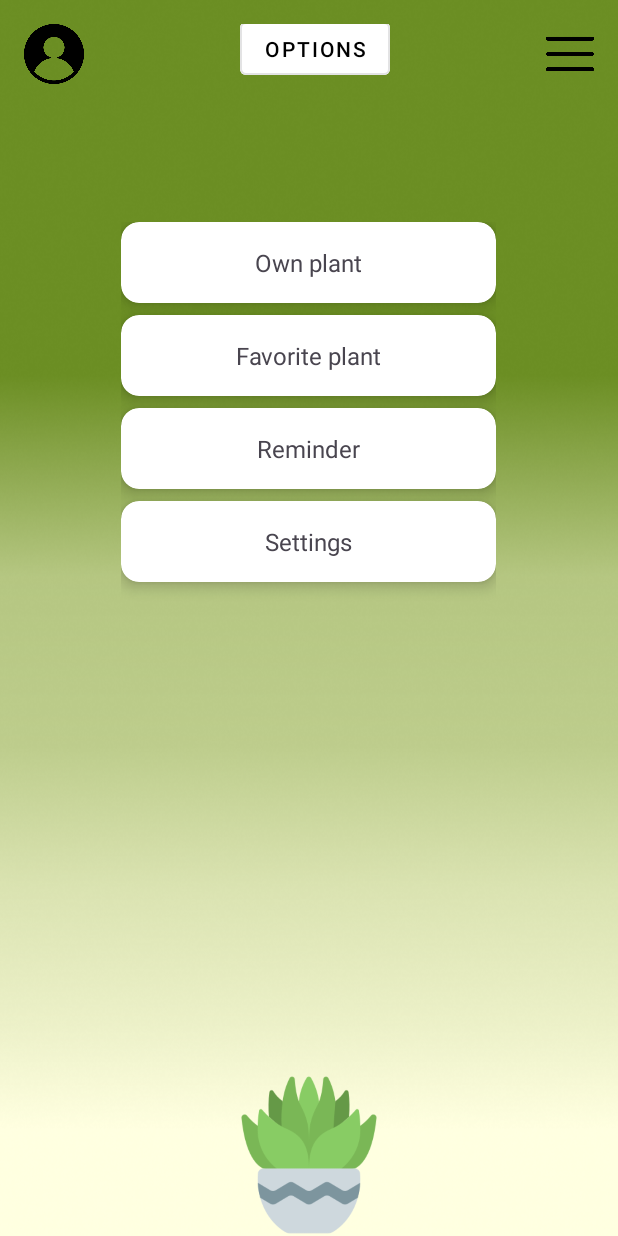
After one commit to Jani1125/PlantCare, an Android app: the layout option.xml on its own in the app's theme, with its tools: preview values and no code run, on a phone screen of 412 x 824 dp. The commit adds this screen. Run offline under Robolectric (Android 15) with nearby library versions, the phone set to English and light mode, and no system bars.

Commit message:
Own plant+Fav plant+Reminder+Options ablakok megvalósítása

```diff
--- a/app/src/main/res/layout/activity_main.xml
+++ b/app/src/main/res/layout/activity_main.xml
@@ -13,6 +13,7 @@
         android:text="Hello World!"
         app:layout_constraintBottom_toBottomOf="parent"
         app:layout_constraintEnd_toEndOf="parent"
+        app:layout_constraintHorizontal_bias="0.44"
         app:layout_constraintStart_toStartOf="parent"
         app:layout_constraintTop_toTopOf="parent" />
 
--- /dev/null
+++ b/app/src/main/res/layout/option.xml
@@ -0,0 +1,182 @@
+<?xml version="1.0" encoding="utf-8"?>
+<androidx.constraintlayout.widget.ConstraintLayout xmlns:android="http://schemas.android.com/apk/res/android"
+    xmlns:app="http://schemas.android.com/apk/res-auto"
+    xmlns:tools="http://schemas.android.com/tools"
+    android:layout_width="match_parent"
+    android:layout_height="match_parent"
+    android:background="@drawable/mainpic"
+    tools:ignore="ExtraText">
+    <!-- Fragment konténer -->
+
+
+    <!-- Fejléc -->
+
+    <!-- Menü opciók CardView-ban -->
+
+    <!-- Alsó növény illusztráció -->
+
+    <FrameLayout
+        android:id="@+id/fragment_container"
+        android:layout_width="match_parent"
+        android:layout_height="0dp"
+        app:layout_constraintBottom_toBottomOf="parent"
+        app:layout_constraintTop_toBottomOf="@id/menu_container"
+        app:layout_constraintVertical_bias="0.0"
+        tools:layout_editor_absoluteX="0dp" />
+
+    <androidx.constraintlayout.widget.ConstraintLayout
+        android:id="@+id/header"
+        android:layout_width="match_parent"
+        android:layout_height="wrap_content"
+        android:padding="16dp"
+        tools:layout_editor_absoluteX="0dp"
+        tools:layout_editor_absoluteY="31dp"
+        tools:ignore="MissingConstraints">
+
+        <ImageView
+            android:id="@+id/profile_image"
+            android:layout_width="40dp"
+            android:layout_height="40dp"
+            android:contentDescription="TODO"
+            android:scaleType="centerCrop"
+            android:src="@drawable/userpic"
+            app:layout_constraintStart_toStartOf="parent"
+            app:layout_constraintTop_toTopOf="parent"
+            tools:ignore="ContentDescription,HardcodedText" />
+
+        <Button
+            android:id="@+id/btn_options"
+            style="@style/Widget.MaterialComponents.Button.OutlinedButton"
+            android:layout_width="wrap_content"
+            android:layout_height="wrap_content"
+            android:backgroundTint="@android:color/white"
+            android:text="Options"
+            android:textColor="@android:color/black"
+            app:layout_constraintBottom_toBottomOf="@id/profile_image"
+            app:layout_constraintEnd_toStartOf="@id/menu_icon"
+            app:layout_constraintStart_toEndOf="@id/profile_image"
+            app:layout_constraintTop_toTopOf="parent"
+            app:layout_constraintVertical_bias="1.0"
+            tools:ignore="HardcodedText,TouchTargetSizeCheck" />
+
+        <ImageView
+            android:id="@+id/menu_icon"
+            android:layout_width="32dp"
+            android:layout_height="32dp"
+            android:src="@drawable/menuicon"
+            app:layout_constraintBottom_toBottomOf="@id/profile_image"
+            app:layout_constraintEnd_toEndOf="parent"
+            app:layout_constraintTop_toTopOf="parent"
+            tools:ignore="ContentDescription" />
+
+    </androidx.constraintlayout.widget.ConstraintLayout>
+
+    <LinearLayout
+        android:id="@+id/menu_container"
+        android:layout_width="wrap_content"
+        android:layout_height="wrap_content"
+        android:layout_marginTop="60dp"
+        android:orientation="vertical"
+        android:padding="16dp"
+        app:layout_constraintEnd_toEndOf="parent"
+        app:layout_constraintHorizontal_bias="0.496"
+        app:layout_constraintStart_toStartOf="parent"
+        app:layout_constraintTop_toBottomOf="@id/header">
+
+        <!-- Menüelemek CardView-al -->
+        <androidx.cardview.widget.CardView
+            android:layout_width="250dp"
+            android:layout_height="wrap_content"
+            android:layout_marginBottom="8dp"
+            app:cardCornerRadius="12dp"
+            app:cardElevation="6dp">
+
+            <TextView
+                android:layout_width="match_parent"
+                android:layout_height="wrap_content"
+                android:gravity="center"
+                android:padding="16dp"
+                android:text="Own plant"
+                android:textSize="16sp"
+                tools:ignore="HardcodedText" />
+        </androidx.cardview.widget.CardView>
+
+        <androidx.cardview.widget.CardView
+            android:layout_width="250dp"
+            android:layout_height="wrap_content"
+            android:layout_marginBottom="8dp"
+            app:cardCornerRadius="12dp"
+            app:cardElevation="6dp">
+
+            <TextView
+                android:layout_width="match_parent"
+                android:layout_height="wrap_content"
+                android:gravity="center"
+                android:padding="16dp"
+                android:text="Favorite plant"
+                android:textSize="16sp"
+                tools:ignore="HardcodedText" />
+        </androidx.cardview.widget.CardView>
+
+        <androidx.cardview.widget.CardView
+            android:layout_width="250dp"
+            android:layout_height="wrap_content"
+            android:layout_marginBottom="8dp"
+            app:cardCornerRadius="12dp"
+            app:cardElevation="6dp">
+
+            <TextView
+                android:layout_width="match_parent"
+                android:layout_height="wrap_content"
+                android:gravity="center"
+                android:padding="16dp"
+                android:text="Reminder"
+                android:textSize="16sp"
+                tools:ignore="HardcodedText" />
+        </androidx.cardview.widget.CardView>
+
+        <androidx.cardview.widget.CardView
+            android:layout_width="250dp"
+            android:layout_height="wrap_content"
+            android:layout_marginBottom="8dp"
+            app:cardCornerRadius="12dp"
+            app:cardElevation="6dp">
+
+            <TextView
+                android:layout_width="match_parent"
+                android:layout_height="wrap_content"
+                android:gravity="center"
+                android:padding="16dp"
+                android:text="Settings"
+                android:textSize="16sp"
+                tools:ignore="HardcodedText" />
+        </androidx.cardview.widget.CardView>
+
+        <androidx.cardview.widget.CardView
+            android:layout_width="250dp"
+            android:layout_height="wrap_content"
+            android:layout_marginBottom="8dp"
+            app:cardCornerRadius="12dp"
+            app:cardElevation="6dp" />
+
+        <androidx.cardview.widget.CardView
+            android:layout_width="250dp"
+            android:layout_height="wrap_content"
+            android:layout_marginBottom="8dp"
+            app:cardCornerRadius="12dp"
+            app:cardElevation="6dp" />
+
+    </LinearLayout>
+
+    <ImageView
+        android:id="@+id/bottom_plants"
+        android:layout_width="125dp"
+        android:layout_height="108dp"
+        android:src="@drawable/bottom_plants"
+        app:layout_constraintBottom_toBottomOf="parent"
+        app:layout_constraintEnd_toEndOf="parent"
+        app:layout_constraintStart_toStartOf="parent"
+        tools:ignore="ContentDescription,ImageContrastCheck" />
+
+
+</androidx.constraintlayout.widget.ConstraintLayout>
```
Also changed, not shown: app/src/main/res/drawable/panel_image.xml (added, +15 -0 lines), app/src/main/res/drawable/white_border.xml (added, +10 -0 lines), app/src/main/res/layout/fav_plant.xml (added, +173 -0 lines), app/src/main/res/layout/own_plant.xml (added, +137 -0 lines), app/src/main/res/layout/reminder.xml (added, +86 -0 lines), app/src/main/res/menu/popup_menu.xml (added, +9 -0 lines), app/src/main/res/drawable/bellpic.png (added), app/src/main/res/drawable/bottom_plants.png (added), app/src/main/res/drawable/empty_heart.png (added), app/src/main/res/drawable/ic_heart.png (added), app/src/main/res/drawable/mainpic.png (added), app/src/main/res/drawable/menuicon.png (added), app/src/main/res/drawable/userpic.png (added).
